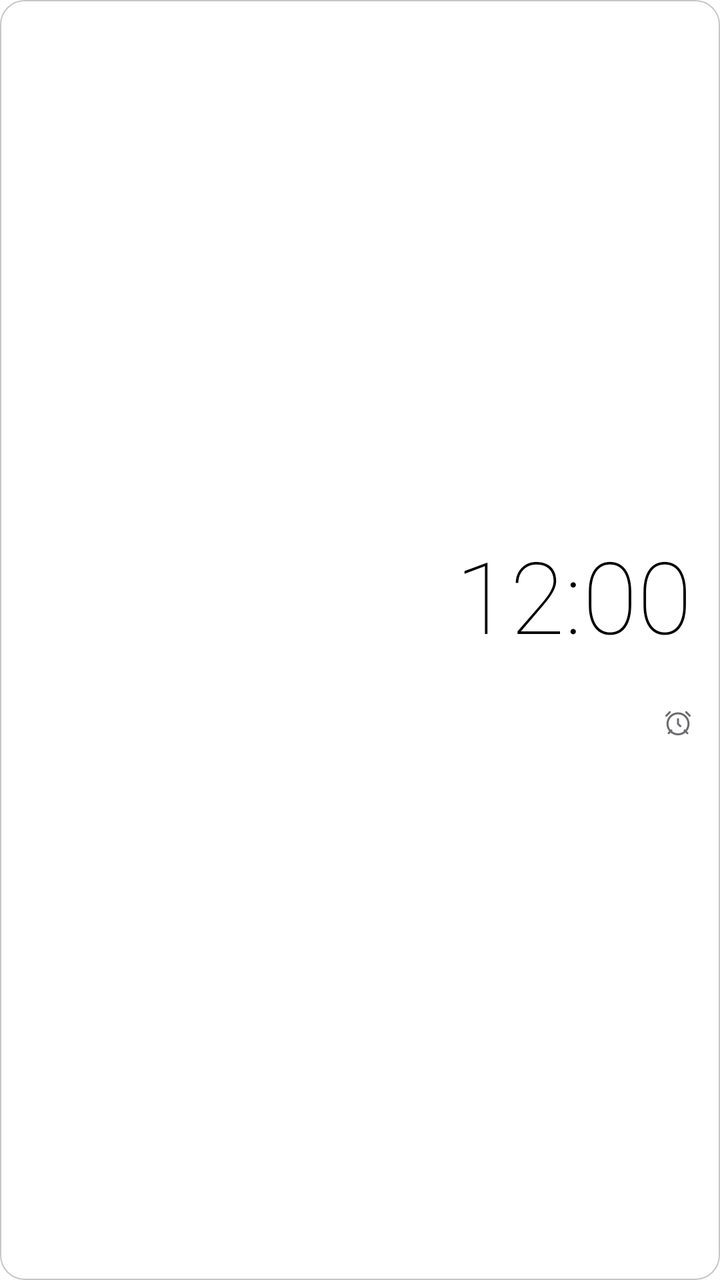
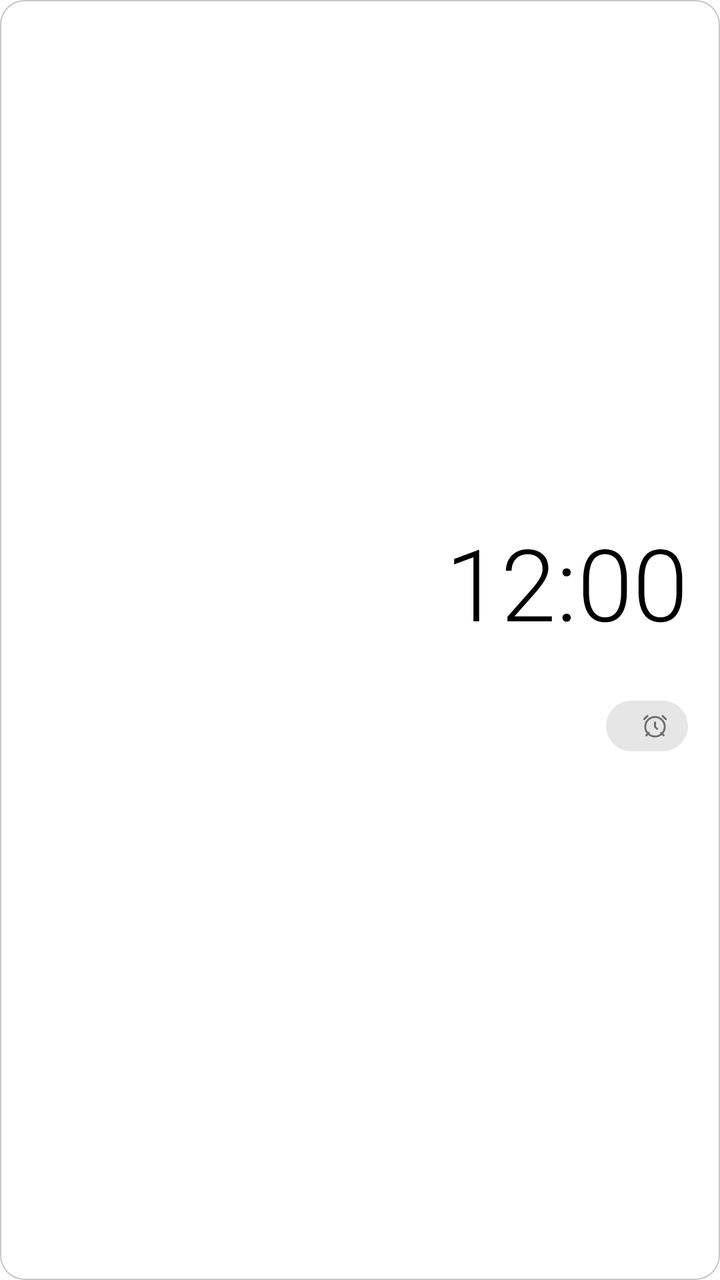

Compare the two renders of this Android layout. The source of the first and the diff that turns it into the second are given below.
<!-- AndroidManifest.xml: application theme AppTheme -->
<!-- res/layout/wl_classic_rtl.xml -->
<?xml version="1.0" encoding="utf-8"?>
<FrameLayout xmlns:android="http://schemas.android.com/apk/res/android"
    android:id="@+id/wRoot"
    android:layout_width="match_parent"
    android:layout_height="match_parent"
    android:layoutDirection="rtl">

    <ImageView
        android:id="@+id/wBg"
        android:layout_width="match_parent"
        android:layout_height="match_parent"
        android:importantForAccessibility="no"
        android:scaleType="fitXY"
        android:src="@drawable/wb_adaptive_1" />
    <ImageView
        android:id="@+id/wBorder"
        android:layout_width="match_parent"
        android:layout_height="match_parent"
        android:importantForAccessibility="no"
        android:scaleType="fitXY"
        android:src="@drawable/wb_bd_adaptive_2"
        android:visibility="gone" />
    <LinearLayout
        android:layout_width="match_parent"
        android:layout_height="match_parent"
        android:gravity="center_vertical"
        android:orientation="vertical"
        android:padding="14dp">
        <TextClock
            android:id="@+id/wP1"
            android:layout_width="wrap_content"
            android:layout_height="wrap_content"
            android:fontFamily="sans-serif-thin"
            android:format12Hour="h:mm"
            android:format24Hour="HH:mm"
            android:includeFontPadding="false"
            android:textColor="@color/text_primary"
            android:textSize="50sp"
            />
        <TextView
            android:id="@+id/wA1"
            android:layout_width="wrap_content"
            android:layout_height="wrap_content"
            android:fontFamily="sans-serif"
            android:includeFontPadding="false"
            android:singleLine="true"
            android:textColor="@color/accent"
            android:textSize="14sp"
            android:textStyle="bold"
            />
        <LinearLayout
            android:layout_width="match_parent"
            android:layout_height="wrap_content"
            android:layout_marginTop="8dp"
            android:gravity="center_vertical"
            android:orientation="horizontal">

            <ImageView
                android:id="@+id/wIcon"
                android:layout_width="14dp"
                android:layout_height="14dp"
                android:importantForAccessibility="no"
                android:src="@drawable/ic_alarm"
                android:tint="@color/text_secondary" />
        <TextView
            android:id="@+id/wS2"
            android:layout_width="wrap_content"
            android:layout_height="wrap_content"
            android:fontFamily="sans-serif"
            android:includeFontPadding="false"
            android:singleLine="true"
            android:textColor="@color/text_secondary"
            android:textSize="13sp"
            android:layout_marginStart="6dp"
            />
        </LinearLayout>
    </LinearLayout>
</FrameLayout>
<!-- resources referenced by this layout -->
<resources>
  <color name="accent">#007AFF</color>
  <color name="text_primary">#000000</color>
  <color name="text_secondary">#6C6C70</color>
  <!-- drawable wb_adaptive_1 (drawable) -->
  <?xml version="1.0" encoding="utf-8"?>
  <shape xmlns:android="http://schemas.android.com/apk/res/android" android:shape="rectangle">
      <solid android:color="@color/surface" />
      <stroke android:width="0.5dp" android:color="@color/stroke" />
      <corners android:radius="12dp" />
  </shape>
  <!-- drawable wb_bd_adaptive_2 (drawable) -->
  <?xml version="1.0" encoding="utf-8"?>
  <shape xmlns:android="http://schemas.android.com/apk/res/android" android:shape="rectangle">
      <solid android:color="#00000000" />
      <stroke android:width="1.2dp" android:color="@color/text_hint" />
      <corners android:radius="22dp" />
  </shape>
  <color name="surface">#FFFFFF</color>
  <color name="stroke">#C6C6C8</color>
  <color name="text_hint">#AEAEB2</color>
  <color name="accent_text">#007AFF</color>
  <color name="accent_soft">#E5F1FF</color>
  <color name="brand_start">#007AFF</color>
  <color name="brand_mid">#007AFF</color>
  <color name="brand_end">#007AFF</color>
  <color name="bg">#FFFFFF</color>
  <color name="bg_group">#F2F2F7</color>
  <color name="surface_high">#E5E5EA</color>
  <color name="field">#F2F2F7</color>
  <color name="stroke_soft">#E5E5EA</color>
  <color name="neutral_soft">#E9E9EB</color>
  <style name="AppDialog" parent="Theme.AppCompat.DayNight.Dialog.Alert">
          <item name="colorAccent">?attr/cAccentText</item>
          <item name="android:windowBackground">@drawable/bg_dialog</item>
          <item name="android:textColorPrimary">?attr/cTextPrimary</item>
          <item name="android:textColorSecondary">?attr/cTextSecondary</item>
          <item name="android:backgroundDimAmount">0.4</item>
          <item name="android:windowAnimationStyle">@style/DialogAnim</item>
          <item name="windowMinWidthMinor">92%</item>
          <item name="windowMinWidthMajor">60%</item>
          <item name="android:windowElevation">0dp</item>
      </style>
  <style name="ActivityAnim" parent="@android:style/Animation.Activity">
          <item name="android:activityOpenEnterAnimation">@anim/act_open_enter</item>
          <item name="android:activityOpenExitAnimation">@anim/act_open_exit</item>
          <item name="android:activityCloseEnterAnimation">@anim/act_close_enter</item>
          <item name="android:activityCloseExitAnimation">@anim/act_close_exit</item>
      </style>
  <style name="IosSeekBar" parent="Widget.AppCompat.SeekBar">
          <item name="android:progressDrawable">@drawable/seek_track</item>
          <item name="android:thumb">@drawable/seek_thumb</item>
          <item name="android:splitTrack">false</item>
          <item name="android:minHeight">4dp</item>
          <item name="android:maxHeight">4dp</item>
          <item name="android:paddingStart">14dp</item>
          <item name="android:paddingEnd">14dp</item>
      </style>
  <!-- drawable bg_dialog (drawable) -->
  <?xml version="1.0" encoding="utf-8"?>
  <inset xmlns:android="http://schemas.android.com/apk/res/android"
      android:insetLeft="4dp"
      android:insetTop="4dp"
      android:insetRight="4dp"
      android:insetBottom="4dp">
      <shape android:shape="rectangle">
          <solid android:color="?attr/cSurface" />
          <corners android:radius="14dp" />
      </shape>
  </inset>
  <style name="DialogAnim" parent="@android:style/Animation.Dialog">
          <item name="android:windowEnterAnimation">@anim/dlg_in</item>
          <item name="android:windowExitAnimation">@anim/dlg_out</item>
      </style>
  <!-- unchanged entries left out for length: 4 -->
</resources>

<!-- the commit's change to res/layout/wl_classic_rtl.xml (unified diff, before → after) -->
@@ -4,7 +4,6 @@
     android:layout_width="match_parent"
     android:layout_height="match_parent"
     android:layoutDirection="rtl">
-
     <ImageView
         android:id="@+id/wBg"
         android:layout_width="match_parent"
@@ -20,59 +19,13 @@
         android:scaleType="fitXY"
         android:src="@drawable/wb_bd_adaptive_2"
         android:visibility="gone" />
-    <LinearLayout
-        android:layout_width="match_parent"
-        android:layout_height="match_parent"
-        android:gravity="center_vertical"
-        android:orientation="vertical"
-        android:padding="14dp">
-        <TextClock
-            android:id="@+id/wP1"
-            android:layout_width="wrap_content"
-            android:layout_height="wrap_content"
-            android:fontFamily="sans-serif-thin"
-            android:format12Hour="h:mm"
-            android:format24Hour="HH:mm"
-            android:includeFontPadding="false"
-            android:textColor="@color/text_primary"
-            android:textSize="50sp"
-            />
-        <TextView
-            android:id="@+id/wA1"
-            android:layout_width="wrap_content"
-            android:layout_height="wrap_content"
-            android:fontFamily="sans-serif"
-            android:includeFontPadding="false"
-            android:singleLine="true"
-            android:textColor="@color/accent"
-            android:textSize="14sp"
-            android:textStyle="bold"
-            />
-        <LinearLayout
-            android:layout_width="match_parent"
-            android:layout_height="wrap_content"
-            android:layout_marginTop="8dp"
-            android:gravity="center_vertical"
-            android:orientation="horizontal">
-
-            <ImageView
-                android:id="@+id/wIcon"
-                android:layout_width="14dp"
-                android:layout_height="14dp"
-                android:importantForAccessibility="no"
-                android:src="@drawable/ic_alarm"
-                android:tint="@color/text_secondary" />
-        <TextView
-            android:id="@+id/wS2"
-            android:layout_width="wrap_content"
-            android:layout_height="wrap_content"
-            android:fontFamily="sans-serif"
-            android:includeFontPadding="false"
-            android:singleLine="true"
-            android:textColor="@color/text_secondary"
-            android:textSize="13sp"
-            android:layout_marginStart="6dp"
-            />
-        </LinearLayout>
-    </LinearLayout>
+<LinearLayout android:layout_width="match_parent" android:layout_height="match_parent" android:orientation="vertical" android:gravity="center_vertical" android:padding="16dp">
+<TextClock android:id="@+id/wP1" android:layout_width="wrap_content" android:layout_height="wrap_content" android:fontFamily="sans-serif-light" android:includeFontPadding="false" android:textColor="@color/text_primary" android:textSize="50sp" android:format12Hour="h:mm" android:format24Hour="HH:mm"  />
+<TextView android:id="@+id/wA1" android:layout_width="wrap_content" android:layout_height="wrap_content" android:layout_marginTop="1dp" android:fontFamily="sans-serif" android:includeFontPadding="false" android:singleLine="true" android:textColor="@color/accent" android:textSize="14sp" android:textStyle="bold" />
+<FrameLayout android:layout_width="match_parent" android:layout_height="10dp" />
+<LinearLayout android:layout_width="wrap_content" android:layout_height="wrap_content" android:orientation="horizontal" android:gravity="center_vertical" android:background="@drawable/wb_chip" android:paddingStart="10dp" android:paddingTop="5dp" android:paddingEnd="12dp" android:paddingBottom="5dp">
+<ImageView android:id="@+id/wIcon" android:layout_width="13dp" android:layout_height="13dp" android:importantForAccessibility="no" android:src="@drawable/ic_alarm" android:tint="@color/text_secondary" />
+<TextView android:id="@+id/wS2" android:layout_width="wrap_content" android:layout_height="wrap_content" android:layout_marginStart="6dp" android:fontFamily="sans-serif" android:includeFontPadding="false" android:singleLine="true" android:textColor="@color/text_secondary" android:textSize="13sp" />
+</LinearLayout>
+</LinearLayout>
 </FrameLayout>
<!-- resource entries referenced after the edit -->
@@ -16,6 +16,12 @@
       <solid android:color="#00000000" />
       <stroke android:width="1.2dp" android:color="@color/text_hint" />
       <corners android:radius="22dp" />
+  </shape>
+  <!-- drawable wb_chip (drawable) -->
+  <?xml version="1.0" encoding="utf-8"?>
+  <shape xmlns:android="http://schemas.android.com/apk/res/android" android:shape="rectangle">
+      <solid android:color="#33808080" />
+      <corners android:radius="100dp" />
   </shape>
   <color name="surface">#FFFFFF</color>
   <color name="stroke">#C6C6C8</color>
